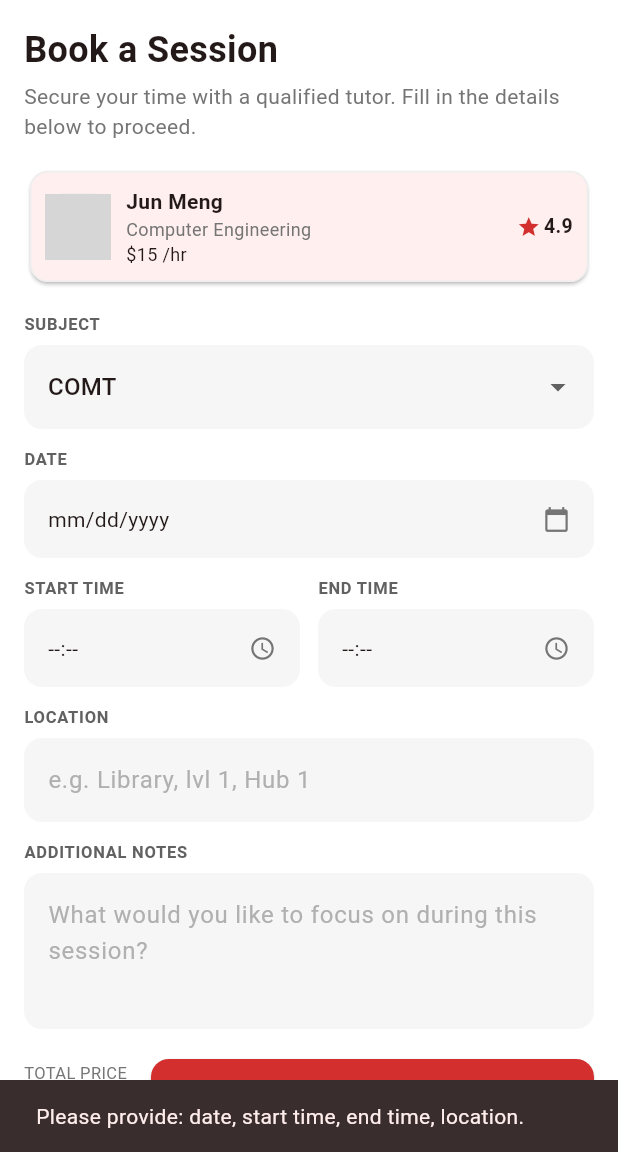
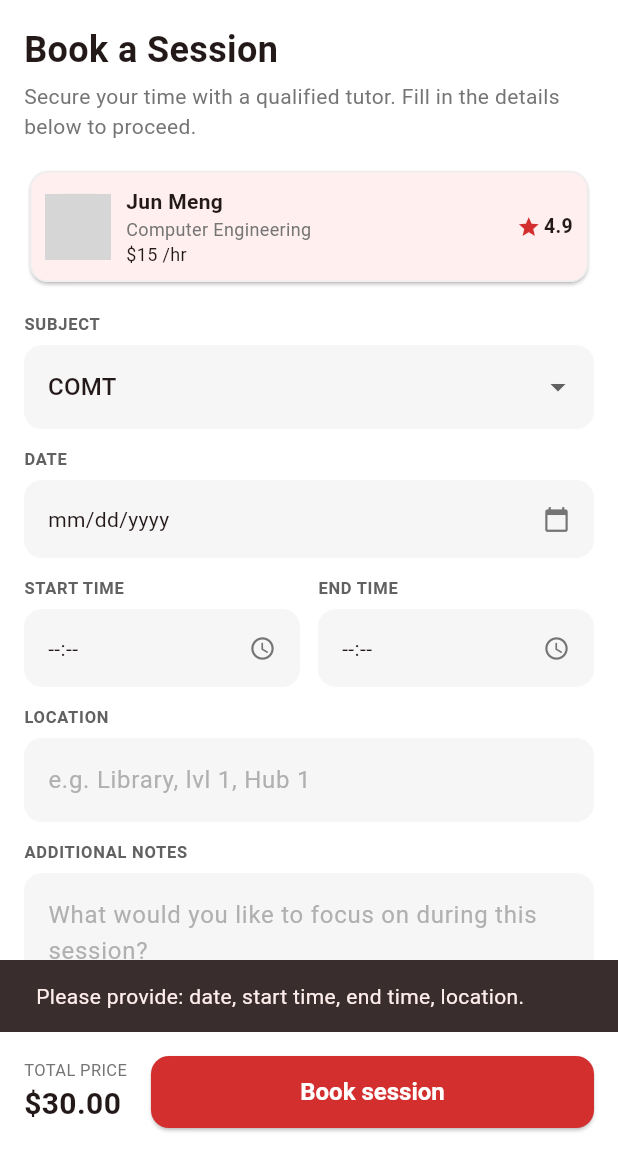
Before and after one commit to bhoneMinThant-030/tutor_link, a Flutter app: the BookingFormScreen screen opened directly with sample values from the repository, after a tap on "Book session", on a phone screen of 412 x 824 dp, the part 84-1236 px from its top. Run offline on Flutter 3.47's test engine with Material 3 defaults, Android fonts, the light colour scheme and no system bars; our stand-ins replace firebase_auth, firebase_core, flutter_riverpod; accounts and stored records are empty; network calls fail; grey boxes are pictures that could not be loaded.

Commit message:
Change booking button

```diff
--- a/lib/screens/booking_form_screen.dart
+++ b/lib/screens/booking_form_screen.dart
@@ -124,7 +124,12 @@ class _BookingFormScreenState extends State<BookingFormScreen> {
     final tutor = widget.tutor;
     return Scaffold(
       appBar: AppBar(title: const Text('TutorLINK')),
-      body: Form(
+      // Column: the form scrolls in the Expanded area, and the price/button bar
+      // is pinned below it (outside the scroll view), so there is no empty gap.
+      body: Column(
+        children: [
+          Expanded(
+            child: Form(
               key: _formKey,
               child: ListView(
                 padding: const EdgeInsets.all(16),
@@ -135,8 +140,8 @@ class _BookingFormScreenState extends State<BookingFormScreen> {
                   ),
                   const SizedBox(height: 4),
                   Text(
-              'Secure your time with a qualified tutor. Fill in the details '
-              'below to proceed.',
+                    'Secure your time with a qualified tutor. Fill in the '
+                    'details below to proceed.',
                     style: TextStyle(color: Colors.grey[600]),
                   ),
                   const SizedBox(height: 16),
@@ -159,7 +164,9 @@ class _BookingFormScreenState extends State<BookingFormScreen> {
                               children: [
                                 Text(
                                   tutor.name,
-                            style: const TextStyle(fontWeight: FontWeight.bold),
+                                  style: const TextStyle(
+                                    fontWeight: FontWeight.bold,
+                                  ),
                                 ),
                                 Text(
                                   tutor.course,
@@ -258,11 +265,21 @@ class _BookingFormScreenState extends State<BookingFormScreen> {
                     onSaved: (value) => _notes = value?.trim(),
                   ),
                   const SizedBox(height: 20),
+                ],
+              ),
+            ),
+          ),
 
-            Row(
-              mainAxisAlignment: MainAxisAlignment.spaceBetween,
+          // Pinned price + action bar (outside the scroll view).
+        ],
+      ),
+      bottomNavigationBar: SafeArea(
+        child: Padding(
+          padding: const EdgeInsets.all(16),
+          child: Row(
             children: [
               Column(
+                mainAxisSize: MainAxisSize.min,
                 crossAxisAlignment: CrossAxisAlignment.start,
                 children: [
                   Text(
@@ -289,7 +306,6 @@ class _BookingFormScreenState extends State<BookingFormScreen> {
               ),
             ],
           ),
-          ],
         ),
       ),
     );
```
Lines whose indentation alone changed are shown as unchanged.
